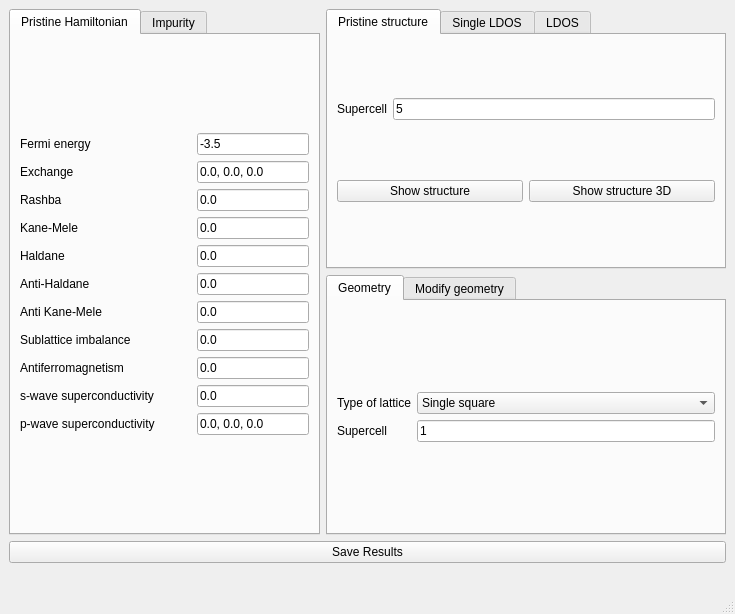
The window that interface-pyqt/impurity_embedding/interface.ui (joselado/quantum-lattice) describes before a commit, drawn with Qt 5.
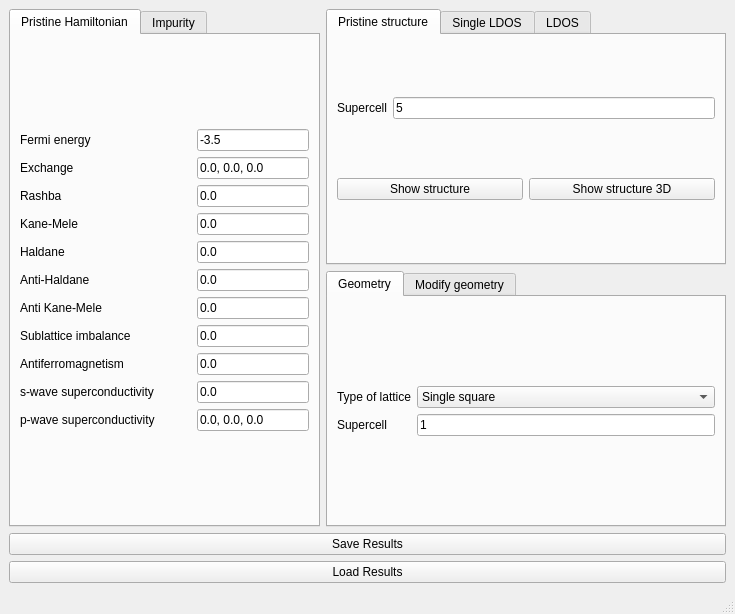
The same window after the commit.

Commit message: Add save/load of interface state (parameters + results since last change)

The edit to the form file:
```diff
--- a/interface-pyqt/impurity_embedding/interface.ui
+++ b/interface-pyqt/impurity_embedding/interface.ui
@@ -537,6 +537,13 @@
       </property>
      </widget>
     </item>
+    <item row="6" column="0" colspan="2">
+     <widget class="QPushButton" name="load_results">
+      <property name="text">
+       <string>Load Results</string>
+      </property>
+     </widget>
+    </item>
     <item row="0" column="1">
      <widget class="QTabWidget" name="tabWidget_3">
       <property name="enabled">
```
The commit also changes 43 other files.
